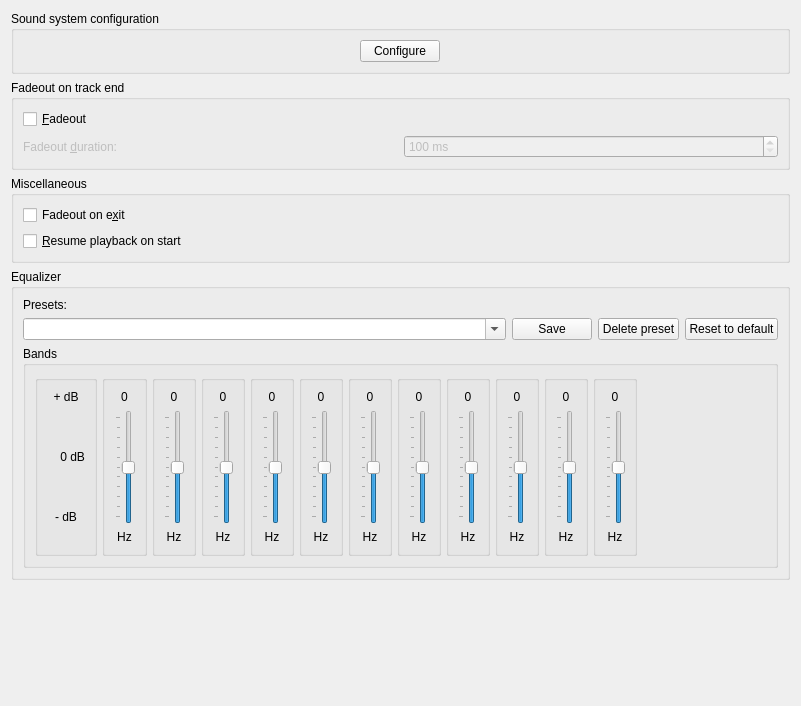
Above: src/configdialog/dialogs/PlaybackConfig.ui from KDE/amarok before the change. Below: the same form after it.
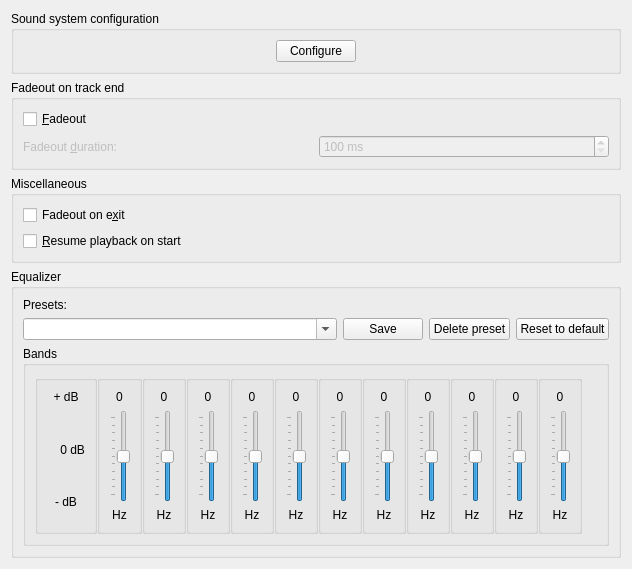
That is the form after the change.

Commit message:
Make the EQ settings dialog a bit smaller by reducing spacing.
We're still not quite there yet, but it's something. This is one of
the weird cases where the dialog appears smaller in Designer than
in the actual application. Have to find out what's causing that.

What changed in the file:
```diff
--- a/src/configdialog/dialogs/PlaybackConfig.ui
+++ b/src/configdialog/dialogs/PlaybackConfig.ui
@@ -6,8 +6,8 @@
    <rect>
     <x>0</x>
     <y>0</y>
-    <width>801</width>
-    <height>706</height>
+    <width>632</width>
+    <height>561</height>
    </rect>
   </property>
   <layout class="QGridLayout" name="gridLayout_5">
@@ -232,7 +232,7 @@
         </property>
         <layout class="QGridLayout" name="gridLayout_11">
          <property name="horizontalSpacing">
-          <number>5</number>
+          <number>0</number>
          </property>
          <item row="0" column="1">
           <widget class="QGroupBox" name="groupBox_4">
@@ -419,7 +419,7 @@
            </property>
            <property name="sizeHint" stdset="0">
             <size>
-             <width>40</width>
+             <width>0</width>
              <height>20</height>
             </size>
            </property>
```
